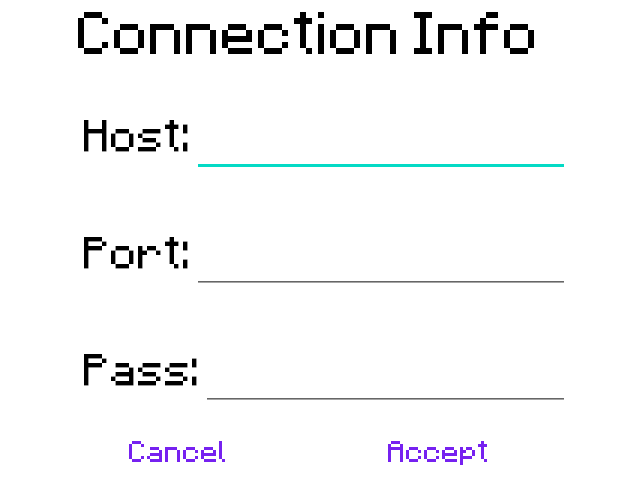
After one commit to JesusMRS05/MCForgeCommander, an Android app: the layout dialog_modify_connection_info.xml on its own in the app's theme, with its tools: preview values and no code run, on a phone screen of 412 x 824 dp. The commit adds this screen. Shown: the top 504 px of the screen. Run offline under Robolectric (Android 15) with nearby library versions, the phone set to English and light mode, and no system bars.

Commit message:
feat(gui): add connection info

```diff
--- a/app/build.gradle.kts
+++ b/app/build.gradle.kts
@@ -37,6 +37,8 @@ dependencies {
     implementation(libs.material)
     implementation(libs.activity)
     implementation(libs.constraintlayout)
+    implementation(libs.gson)
+    implementation(libs.androidx.security.crypto)
     testImplementation(libs.junit)
     androidTestImplementation(libs.ext.junit)
     androidTestImplementation(libs.espresso.core)
--- a/app/src/main/AndroidManifest.xml
+++ b/app/src/main/AndroidManifest.xml
@@ -3,6 +3,8 @@
     xmlns:tools="http://schemas.android.com/tools">
     <uses-permission android:name="android.permission.INTERNET" />
     <uses-permission android:name="android.permission.ACCESS_NETWORK_STATE" />
+    <uses-permission android:name="android.permission.USE_BIOMETRIC" />
+
     <application
         android:allowBackup="true"
         android:dataExtractionRules="@xml/data_extraction_rules"
@@ -17,7 +19,8 @@
             android:name=".app.activities.MainActivity"
             android:exported="true"
             android:screenOrientation="landscape"
-            android:theme="@style/Theme.AppCompat.NoActionBar">
+            android:theme="@style/Theme.AppCompat.NoActionBar"
+            android:windowSoftInputMode="adjustResize">
             <intent-filter>
                 <action android:name="android.intent.action.MAIN" />
 
--- /dev/null
+++ b/app/src/main/res/layout/dialog_modify_connection_info.xml
@@ -0,0 +1,152 @@
+<?xml version="1.0" encoding="utf-8"?>
+<ScrollView xmlns:android="http://schemas.android.com/apk/res/android"
+    xmlns:app="http://schemas.android.com/apk/res-auto"
+    android:id="@+id/scrollView"
+    android:layout_width="match_parent"
+    android:layout_height="wrap_content"
+    android:descendantFocusability="beforeDescendants"
+    android:fillViewport="true"
+    android:isScrollContainer="true"
+    android:overScrollMode="never"
+    android:scrollbars="none">
+
+    <LinearLayout
+        android:layout_width="match_parent"
+        android:layout_height="wrap_content"
+        android:background="@color/white"
+        android:fitsSystemWindows="true"
+        android:orientation="vertical"
+        android:paddingLeft="32dp"
+        android:paddingRight="32dp">
+
+        <TextView
+            android:layout_width="match_parent"
+            android:layout_height="wrap_content"
+            android:layout_marginBottom="16dp"
+            android:fontFamily="@font/minecraftia_regular"
+            android:gravity="center_horizontal"
+            android:text="Connection Info"
+            android:textColor="@color/black"
+            android:textSize="32sp" />
+
+        <LinearLayout
+            android:layout_width="match_parent"
+            android:layout_height="wrap_content"
+            android:orientation="horizontal"
+            android:paddingStart="24dp"
+            android:paddingBottom="32dp">
+
+            <TextView
+                android:layout_width="wrap_content"
+                android:layout_height="match_parent"
+                android:fontFamily="@font/minecraftia_regular"
+                android:gravity="center_vertical"
+                android:text="Host:"
+                android:textColor="@color/black"
+                android:textSize="24sp" />
+
+            <com.google.android.material.textfield.TextInputEditText
+                android:id="@+id/tietHost"
+                android:layout_width="0dp"
+                android:layout_height="wrap_content"
+                android:layout_weight="1"
+                android:fontFamily="@font/minecraftia_regular"
+                android:gravity="end"
+                android:imeOptions="flagNoExtractUi"
+                android:inputType="text"
+                android:textColor="@color/black" />
+        </LinearLayout>
+
+        <LinearLayout
+            android:layout_width="match_parent"
+            android:layout_height="wrap_content"
+            android:orientation="horizontal"
+            android:paddingStart="24dp"
+            android:paddingBottom="32dp">
+
+            <TextView
+                android:layout_width="wrap_content"
+                android:layout_height="match_parent"
+                android:fontFamily="@font/minecraftia_regular"
+                android:gravity="center_vertical"
+                android:text="Port:"
+                android:textColor="@color/black"
+                android:textSize="24sp" />
+
+            <com.google.android.material.textfield.TextInputEditText
+                android:id="@+id/tietPort"
+                android:layout_width="0dp"
+                android:layout_height="wrap_content"
+                android:layout_weight="1"
+                android:fontFamily="@font/minecraftia_regular"
+                android:gravity="end"
+                android:imeOptions="flagNoExtractUi"
+                android:inputType="number"
+                android:maxLength="5"
+                android:textColor="@color/black" />
+        </LinearLayout>
+
+        <LinearLayout
+            android:layout_width="match_parent"
+            android:layout_height="wrap_content"
+            android:orientation="horizontal"
+            android:paddingStart="24dp">
+
+            <TextView
+                android:layout_width="wrap_content"
+                android:layout_height="match_parent"
+                android:fontFamily="@font/minecraftia_regular"
+                android:gravity="center_vertical"
+                android:text="Pass:"
+                android:textColor="@color/black"
+                android:textSize="24sp" />
+
+            <com.google.android.material.textfield.TextInputEditText
+                android:id="@+id/tietPass"
+                android:layout_width="0dp"
+                android:layout_height="wrap_content"
+                android:layout_weight="1"
+                android:fontFamily="@font/minecraftia_regular"
+                android:gravity="end"
+                android:imeOptions="flagNoExtractUi"
+                android:inputType="textPassword"
+                android:textColor="@color/black" />
+        </LinearLayout>
+
+        <LinearLayout
+            android:layout_width="match_parent"
+            android:layout_height="wrap_content"
+            android:gravity="center"
+            android:orientation="horizontal"
+            android:weightSum="2">
+
+            <TextView
+                android:id="@+id/btnCancel"
+                android:layout_width="0dp"
+                android:layout_height="wrap_content"
+                android:layout_weight="1"
+                android:clickable="true"
+                android:focusable="true"
+                android:fontFamily="@font/minecraftia_regular"
+                android:gravity="center"
+                android:padding="16dp"
+                android:text="Cancel"
+                android:textColor="#7621f0"
+                android:textSize="16sp" />
+
+            <TextView
+                android:id="@+id/btnAccept"
+                android:layout_width="0dp"
+                android:layout_height="wrap_content"
+                android:layout_weight="1"
+                android:clickable="true"
+                android:focusable="true"
+                android:fontFamily="@font/minecraftia_regular"
+                android:gravity="center"
+                android:padding="16dp"
+                android:text="Accept"
+                android:textColor="#7621f0"
+                android:textSize="16sp" />
+        </LinearLayout>
+    </LinearLayout>
+</ScrollView>
--- a/gradle/libs.versions.toml
+++ b/gradle/libs.versions.toml
@@ -7,6 +7,8 @@ appcompat = "1.7.0"
 material = "1.12.0"
 activity = "1.10.1"
 constraintlayout = "2.2.0"
+gson = "2.10.1"
+securityCrypto = "1.1.0-alpha06"
 
 [libraries]
 junit = { group = "junit", name = "junit", version.ref = "junit" }
@@ -16,6 +18,8 @@ appcompat = { group = "androidx.appcompat", name = "appcompat", version.ref = "a
 material = { group = "com.google.android.material", name = "material", version.ref = "material" }
 activity = { group = "androidx.activity", name = "activity", version.ref = "activity" }
 constraintlayout = { group = "androidx.constraintlayout", name = "constraintlayout", version.ref = "constraintlayout" }
+gson = { group = "com.google.code.gson", name = "gson", version.ref = "gson" }
+androidx-security-crypto = { group = "androidx.security", name = "security-crypto", version.ref = "securityCrypto" }
 
 [plugins]
 android-application = { id = "com.android.application", version.ref = "agp" }
```
Also changed, not shown: app/src/main/java/com/github/jesusmrs05/mcforgecommander/app/ConnectionInfo.java (added, +50 -0 lines), app/src/main/java/com/github/jesusmrs05/mcforgecommander/app/ConnectionInfoAdapter.java (added, +69 -0 lines), app/src/main/java/com/github/jesusmrs05/mcforgecommander/app/ModifyConnectionInfoDialog.java (added, +123 -0 lines), app/src/main/java/com/github/jesusmrs05/mcforgecommander/app/SecurePreferencesHelper.java (added, +69 -0 lines), app/src/main/java/com/github/jesusmrs05/mcforgecommander/app/activities/MainActivity.java (+28 -2 lines), app/src/main/java/com/github/jesusmrs05/mcforgecommander/app/client/Client.java (+51 -23 lines), app/src/main/res/layout/item_connection_info.xml (added, +55 -0 lines).
